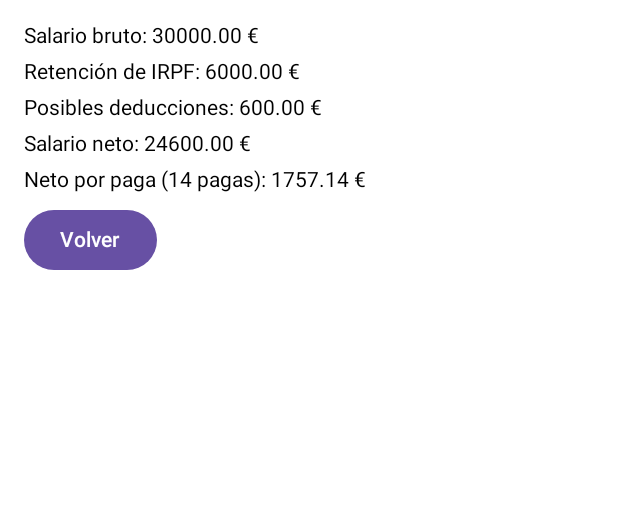
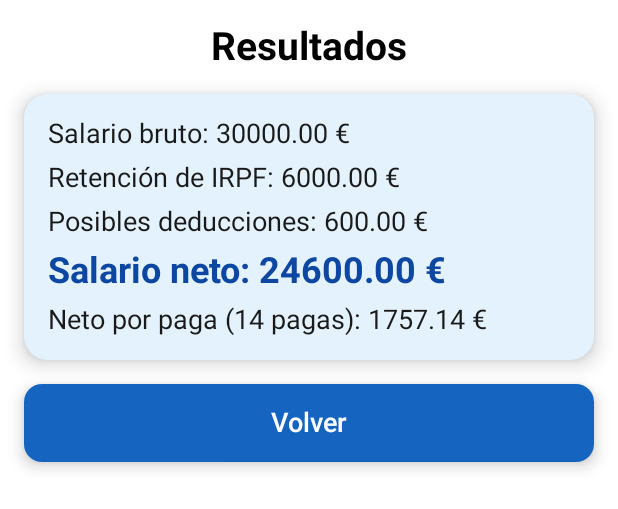
Before and after one commit to Aeb-M/CalculadoraActividadUno, an Android app built with Jetpack Compose: the @Preview function VistaDosPreview, on a phone screen of 412 x 824 dp. Shown: the top 509 px of the screen. Run offline under Robolectric (Android 15) with nearby library versions, the phone set to English and light mode, and no system bars.

Commit message:
pongo los kt de las vistas en la carpeta correcta y refactorizo.
aplico estilos sencillos para dar un toque

```diff
--- /dev/null
+++ b/app/src/main/java/com/aebm/calculadoraactividaduno/VistaDosResultado.kt
@@ -0,0 +1,94 @@
+package com.aebm.calculadoraactividaduno.ui.theme
+
+import androidx.compose.foundation.layout.*
+import androidx.compose.foundation.shape.RoundedCornerShape
+import androidx.compose.material3.*
+import androidx.compose.runtime.*
+import androidx.compose.ui.Alignment
+import androidx.compose.ui.Modifier
+import androidx.compose.ui.graphics.Color
+import androidx.compose.ui.text.font.FontWeight
+import androidx.compose.ui.tooling.preview.Preview
+import androidx.compose.ui.unit.dp
+import androidx.compose.ui.unit.sp
+
+@Composable
+fun ResultadoScreen(
+    bruto: String,
+    pagas: String,
+    hijos: String,
+    onVolver: () -> Unit,
+    modifier: Modifier = Modifier
+) {
+    val brutoNum = bruto.toDoubleOrNull() ?: 0.0
+    val pagasNum = (pagas.toIntOrNull() ?: 14).coerceAtLeast(1)
+    val hijosNum = hijos.toIntOrNull() ?: 0
+
+    val porcentaje = when {
+        brutoNum < 15000 -> 0.10
+        brutoNum < 30000 -> 0.15
+        brutoNum < 50000 -> 0.20
+        else -> 0.25
+    }
+    val retencion = brutoNum * porcentaje
+    val deducciones = hijosNum * 300.0
+    val neto = brutoNum - retencion + deducciones
+    val netoPorPaga = neto / pagasNum
+
+    Column(
+        modifier = modifier.fillMaxSize().padding(16.dp),
+        verticalArrangement = Arrangement.spacedBy(16.dp),
+        horizontalAlignment = Alignment.CenterHorizontally
+    ) {
+        Text(
+            text = "Resultados",
+            fontSize = 26.sp,
+            fontWeight = FontWeight.Bold
+        )
+
+        Card(
+            modifier = Modifier.fillMaxWidth(),
+            shape = RoundedCornerShape(16.dp),
+            elevation = CardDefaults.cardElevation(defaultElevation = 8.dp),
+            colors = CardDefaults.cardColors(
+                containerColor = AzulClaro,
+                contentColor = Color(0xFF1A1A1A)
+            )
+        ) {
+            Column(
+                modifier = Modifier.padding(16.dp),
+                verticalArrangement = Arrangement.spacedBy(8.dp)
+            ) {
+                Text("Salario bruto: ${"%.2f".format(brutoNum)} €", fontSize = 18.sp)
+                Text("Retención de IRPF: ${"%.2f".format(retencion)} €", fontSize = 18.sp)
+                Text("Posibles deducciones: ${"%.2f".format(deducciones)} €", fontSize = 18.sp)
+                Text(
+                    text = "Salario neto: ${"%.2f".format(neto)} €",
+                    fontSize = 24.sp,
+                    fontWeight = FontWeight.Bold,
+                    color = AzulOscuro
+                )
+                Text("Neto por paga ($pagasNum pagas): ${"%.2f".format(netoPorPaga)} €", fontSize = 18.sp)
+            }
+        }
+
+        Button(
+            onClick = onVolver,
+            modifier = Modifier.fillMaxWidth().height(52.dp),
+            shape = RoundedCornerShape(12.dp),
+            colors = ButtonDefaults.buttonColors(
+                containerColor = AzulPrincipal,
+                contentColor = Color.White
+            ),
+            elevation = ButtonDefaults.buttonElevation(defaultElevation = 6.dp)
+        ) {
+            Text("Volver", fontSize = 18.sp)
+        }
+    }
+}
+
+@Preview(showBackground = true)
+@Composable
+fun VistaDosPreview() {
+    ResultadoScreen(bruto = "30000", pagas = "14", hijos = "2", onVolver = {})
+}
--- a/app/src/main/java/com/aebm/calculadoraactividaduno/ui/theme/Color.kt
+++ b/app/src/main/java/com/aebm/calculadoraactividaduno/ui/theme/Color.kt
@@ -9,3 +9,7 @@ val Pink80 = Color(0xFFEFB8C8)
 val Purple40 = Color(0xFF6650a4)
 val PurpleGrey40 = Color(0xFF625b71)
 val Pink40 = Color(0xFF7D5260)
+
+val AzulPrincipal = Color(0xFF1565C0)
+val AzulClaro = Color(0xFFE3F2FD)
+val AzulOscuro = Color(0xFF0D47A1)
--- a/app/src/main/java/com/aebm/calculadoraactividaduno/ui/theme/VistaDosResultado.kt
+++ /dev/null
@@ -1,53 +0,0 @@
-package com.aebm.calculadoraactividaduno.ui.theme
-
-import androidx.compose.foundation.layout.*
-import androidx.compose.material3.*
-import androidx.compose.runtime.*
-import androidx.compose.ui.Modifier
-import androidx.compose.ui.tooling.preview.Preview
-import androidx.compose.ui.unit.dp
-
-@Composable
-fun ResultadoScreen(
-    bruto: String,
-    pagas: String,
-    hijos: String,
-    onVolver: () -> Unit,
-    modifier: Modifier = Modifier
-) {
-    val brutoNum = bruto.toDoubleOrNull() ?: 0.0
-    val pagasNum = (pagas.toIntOrNull() ?: 14).coerceAtLeast(1)
-    val hijosNum = hijos.toIntOrNull() ?: 0
-
-    val porcentaje = when {
-        brutoNum < 15000 -> 0.10
-        brutoNum < 30000 -> 0.15
-        brutoNum < 50000 -> 0.20
-        else -> 0.25
-    }
-    val retencion = brutoNum * porcentaje
-    val deducciones = hijosNum * 300.0
-    val neto = brutoNum - retencion + deducciones
-    val netoPorPaga = neto / pagasNum
-
-    Column(
-        modifier = modifier.padding(16.dp),
-        verticalArrangement = Arrangement.spacedBy(8.dp)
-    ) {
-        Text("Salario bruto: ${"%.2f".format(brutoNum)} €")
-        Text("Retención de IRPF: ${"%.2f".format(retencion)} €")
-        Text("Posibles deducciones: ${"%.2f".format(deducciones)} €")
-        Text("Salario neto: ${"%.2f".format(neto)} €")
-        Text("Neto por paga ($pagasNum pagas): ${"%.2f".format(netoPorPaga)} €")
-
-        Button(onClick = onVolver) {
-            Text("Volver")
-        }
-    }
-}
-
-@Preview(showBackground = true)
-@Composable
-fun VistaDosPreview() {
-    ResultadoScreen(bruto = "30000", pagas = "14", hijos = "2", onVolver = {})
-}
```
Also changed, not shown: app/src/main/java/com/aebm/calculadoraactividaduno/VistaUnoFormulario.kt (renamed from app/src/main/java/com/aebm/calculadoraactividaduno/ui/theme/VistaUnoFormulario.kt, +41 -11 lines).
